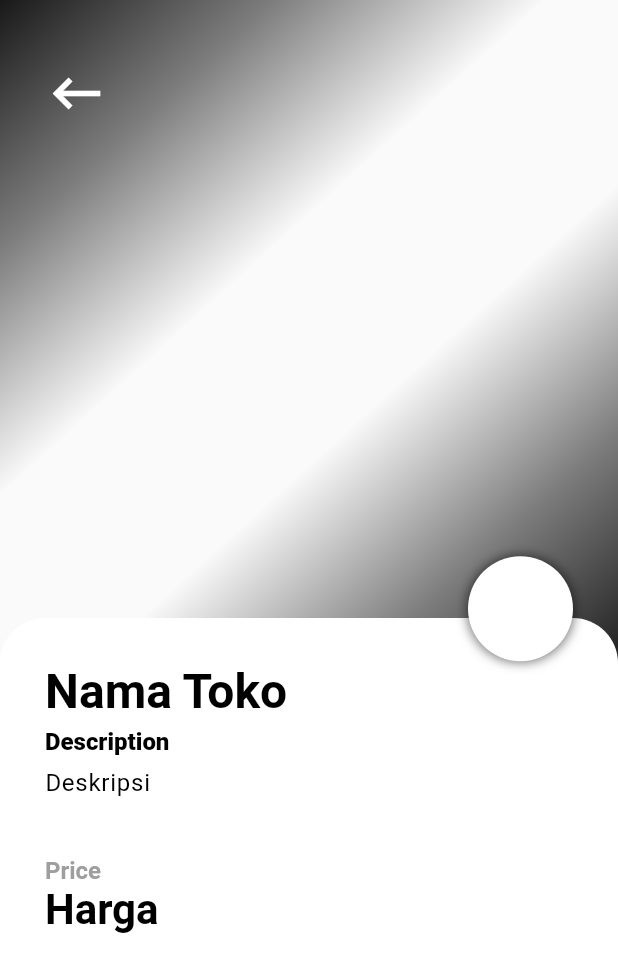
After one commit to PBPF05/jajan-id-flutter, a Flutter app: the DetailPage screen opened directly, on a phone screen of 412 x 824 dp. The commit adds this screen. Shown: the top 972 px of the screen. Run offline on Flutter 3.47's test engine with Material 2 defaults, Android fonts, the phone set to English and light mode, and no system bars; our stand-ins replace flutter_dotenv; missing offline and left inert: pbp_django_auth.

Commit message:
detail & review progress

```diff
--- a/lib/components/drawer.dart
+++ b/lib/components/drawer.dart
@@ -1,6 +1,7 @@
 import 'package:flutter/material.dart';
 import 'package:jajan_id/screens/home.dart';
 import 'package:jajan_id/screens/login.dart';
+import 'package:jajan_id/screens/detail_review/detailpage.dart';
 
 class AppDrawer extends StatefulWidget {
   const AppDrawer({super.key});
@@ -12,7 +13,8 @@ class AppDrawer extends StatefulWidget {
 class _AppDrawerState extends State<AppDrawer> {
   final pages = [
     ["Counter", const MyHomePage(title: "Program Counter")],
-    ["Login", const LoginPage()]
+    ["Login", const LoginPage()],
+    ["Detail", const DetailPage()],
   ];
 
   @override
--- /dev/null
+++ b/lib/model/detailbarang_model.dart
@@ -0,0 +1,65 @@
+// To parse this JSON data, do
+//
+//     final detailBarang = detailBarangFromJson(jsonString);
+
+import 'dart:convert';
+
+List<DetailBarang> detailBarangFromJson(String str) => List<DetailBarang>.from(json.decode(str).map((x) => DetailBarang.fromJson(x)));
+
+String detailBarangToJson(List<DetailBarang> data) => json.encode(List<dynamic>.from(data.map((x) => x.toJson())));
+
+class DetailBarang {
+    DetailBarang({
+        required this.model,
+        required this.pk,
+        required this.fields,
+    });
+
+    String model;
+    int pk;
+    Fields fields;
+
+    factory DetailBarang.fromJson(Map<String, dynamic> json) => DetailBarang(
+        model: json["model"],
+        pk: json["pk"],
+        fields: Fields.fromJson(json["fields"]),
+    );
+
+    Map<String, dynamic> toJson() => {
+        "model": model,
+        "pk": pk,
+        "fields": fields.toJson(),
+    };
+}
+
+class Fields {
+    Fields({
+        required this.nama,
+        required this.toko,
+        required this.harga,
+        required this.deskripsi,
+        required this.jenis,
+    });
+
+    String nama;
+    int toko;
+    int harga;
+    String deskripsi;
+    String jenis;
+
+    factory Fields.fromJson(Map<String, dynamic> json) => Fields(
+        nama: json["nama"],
+        toko: json["toko"],
+        harga: json["harga"],
+        deskripsi: json["deskripsi"],
+        jenis: json["jenis"],
+    );
+
+    Map<String, dynamic> toJson() => {
+        "nama": nama,
+        "toko": toko,
+        "harga": harga,
+        "deskripsi": deskripsi,
+        "jenis": jenis,
+    };
+}
--- /dev/null
+++ b/lib/screens/detail_review/detailpage.dart
@@ -0,0 +1,242 @@
+import 'package:jajan_id/model/detailbarang_model.dart';
+import 'package:flutter/material.dart';
+import 'dart:convert';
+import 'package:http/http.dart' as http;
+import 'package:jajan_id/screens/detail_review/reviewform.dart';
+// import 'package:jajan_id/ReviewForm.dart';
+
+
+// https://jajan-id.up.railway.app/katalog/json
+
+class DetailPage extends StatefulWidget {
+  // final int index;
+
+  const DetailPage({Key? key}) : super(key: key);
+
+  @override
+  _DetailPageState createState() => _DetailPageState();
+  // Future<String<DataDetail>> fetchDetailbarang() async {
+  //       var url = Uri.parse(
+  //         'https://jajan-id.up.railway.app/katalog/json');
+  //       var response = await http.get(
+  //       url,
+  //       headers: {
+  //           "Access-Control-Allow-Origin": "*",
+  //           "Content-Type": "application/json",
+  //       },
+  //       );
+
+  //       // melakukan decode response menjadi bentuk json
+  //       var data = jsonDecode(utf8.decode(response.bodyBytes));
+
+  //       // // melakukan konversi data json menjadi object ToDo
+  //       // List<DataDetail> listToDo = [];
+  //       // for (var d in data) {
+  //       // if (d != null) {
+  //       //     listToDo.add(DataDetail.fromJson(d));
+  //       // }
+  //       // }
+  //       DataDetail dataDetail = DataDetail.fromJson(data);
+
+  //       return dataDetail;
+  //   }
+}
+
+class _DetailPageState extends State<DetailPage> {
+  bool _like = false;
+
+  @override
+  Widget build(BuildContext context) {
+    double width = MediaQuery.of(context).size.width;
+    double height = MediaQuery.of(context).size.height;
+
+    return Scaffold(
+      body: SingleChildScrollView(
+        child: Container(
+          width: width,
+          child: Stack(
+            children: <Widget>[
+              Container(
+                height: height * 0.55,
+                // decoration: BoxDecoration(
+                //     image: DecorationImage(
+                //         image: AssetImage([widget.index].image),
+                //         fit: BoxFit.cover)),
+                child: Container(
+                  decoration: BoxDecoration(
+                      gradient: LinearGradient(colors: [
+                    Colors.black.withOpacity(0.9),
+                    Colors.black.withOpacity(0.5),
+                    Colors.black.withOpacity(0.0),
+                    Colors.black.withOpacity(0.0),
+                    Colors.black.withOpacity(0.5),
+                    Colors.black.withOpacity(0.9),
+                  ], begin: Alignment.topLeft, end: Alignment.bottomRight)),
+                ),
+              ),
+              Container(
+                width: width,
+                margin: EdgeInsets.only(top: height * 0.5),
+                padding: EdgeInsets.all(30),
+                decoration: BoxDecoration(
+                  color: Colors.white,
+                  borderRadius: BorderRadius.only(
+                      topLeft: Radius.circular(30),
+                      topRight: Radius.circular(30)),
+                ),
+                child: Column(
+                  crossAxisAlignment: CrossAxisAlignment.start,
+                  children: <Widget>[
+                    Text(
+                      // "${snapshot.data["nama"]}",
+                      "Nama Toko",
+                      style: TextStyle(
+                          fontSize: 32,
+                          fontWeight: FontWeight.bold,
+                          color: Colors.black),
+                    ),
+                    SizedBox(
+                      height: 5,
+                    ),
+                    // Container(
+                    //   height: 50,
+                    //   width: width,
+                    //   child: ListView.builder(
+                    //     itemCount: [widget.index].rate,
+                    //     scrollDirection: Axis.horizontal,
+                    //     itemBuilder: (context, int key) {
+                    //       return Icon(
+                    //         Icons.star,
+                    //         color: Colors.yellow[900],
+                    //         size: 34,
+                    //       );
+                    //     },
+                    //   ),
+                    // ),
+                    // SizedBox(
+                    //   height: 10,
+                    // ),
+                    Text(
+                      "Description",
+                      style: TextStyle(
+                          color: Colors.black,
+                          fontSize: 16,
+                          fontWeight: FontWeight.w900),
+                    ),
+                    SizedBox(
+                      height: 8,
+                    ),
+                    Text(
+                      // "${snapshot.data["deskripsi"]}",
+                      "Deskripsi",
+                      style: TextStyle(
+                          fontSize: 16,
+                          color: Colors.black,
+                          fontWeight: FontWeight.normal,
+                          letterSpacing: 0.5,
+                          wordSpacing: 1.5),
+                    ),
+                    SizedBox(
+                      height: 40,
+                    ),
+                    Row(
+                      mainAxisAlignment: MainAxisAlignment.spaceBetween,
+                      children: <Widget>[
+                        Column(
+                          crossAxisAlignment: CrossAxisAlignment.start,
+                          children: <Widget>[
+                            Text(
+                              "Price",
+                              style: TextStyle(
+                                  color: Colors.grey[500],
+                                  fontSize: 16,
+                                  fontWeight: FontWeight.w600),
+                            ),
+                            Text(
+                              // "${snapshot.data["harga"]}",
+                              "Harga",
+                              style: TextStyle(
+                                  color: Colors.black,
+                                  fontSize: 28,
+                                  fontWeight: FontWeight.bold),
+                            )
+                          ],
+                        ),
+                        // ElevatedButton(
+                        //   onPressed: () {
+                        //     Navigator.of(context).push(MaterialPageRoute(builder: (context) => ReviewForm()))};
+                        //   // shape: RoundedRectangleBorder(
+                        //       // borderRadius: BorderRadius.circular(10)),
+                        //   // color: Colors.orange[800],
+                        //   // padding: EdgeInsets.fromLTRB(35, 15, 35, 15),
+                        //   child: Text(
+                        //     "Beri Ulasan",
+                        //     style: TextStyle(color: Colors.orange, fontSize: 18),
+                        //   ),
+                        // )
+                      ],
+                    )
+                  ],
+                ),
+              ),
+              Positioned(
+                left: 30,
+                top: height * 0.05,
+                child: GestureDetector(
+                  onTap: () {
+                    Navigator.pop(context);
+                    // nanti balik ke page katalog
+                  },
+                  child: Icon(
+                    Icons.keyboard_backspace,
+                    size: 42,
+                    color: Colors.white,
+                  ),
+                ),
+              ),
+              Positioned(
+                right: 30,
+                top: height * 0.45,
+                child: GestureDetector(
+                  onTap: () {
+                    Navigator.push(
+                      context,
+                      MaterialPageRoute(
+                        builder: (context) =>
+                            ReviewForm(),
+                          ),
+                        );
+                      },
+                  child: Container(
+                    height: 70,
+                    width: 70,
+                    decoration: BoxDecoration(
+                        color: Colors.white,
+                        borderRadius: BorderRadius.circular(35),
+                        boxShadow: [
+                          BoxShadow(
+                              color: Colors.black.withOpacity(0.5),
+                              blurRadius: 5,
+                              spreadRadius: 1)
+                        ]),
+                  ),
+                ),
+              ),
+            ]
+          ),
+        ),
+      ),
+    );
+  }
+}
+
+//                   ),
+//                 ),
+//               );
+//             ],
+//           ),
+//         ),
+//       ),
+//     );
+//   }
+// }
```
Also changed, not shown: lib/model/detailjadwal_model.dart (added, +61 -0 lines), lib/screens/detail_review/reviewform.dart (added, +69 -0 lines), lib/screens/detail_review/reviewpage.dart (added, +45 -0 lines).
